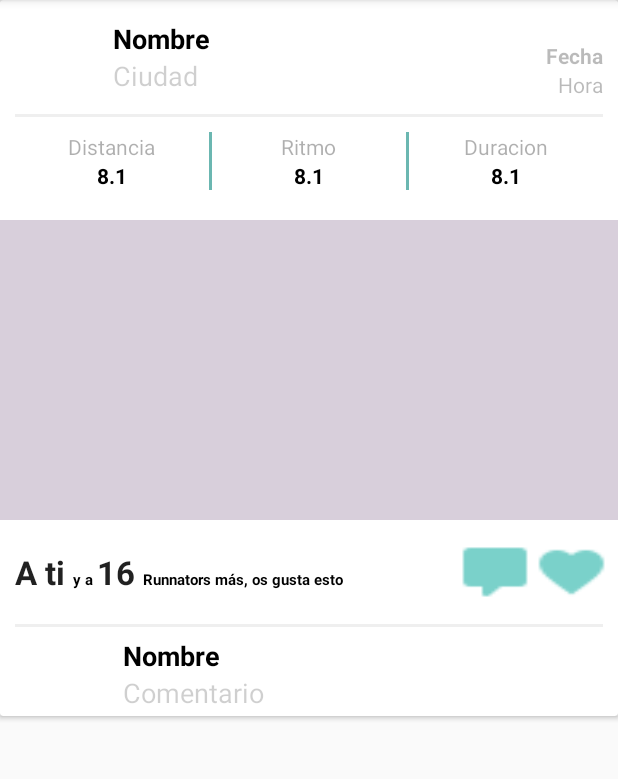
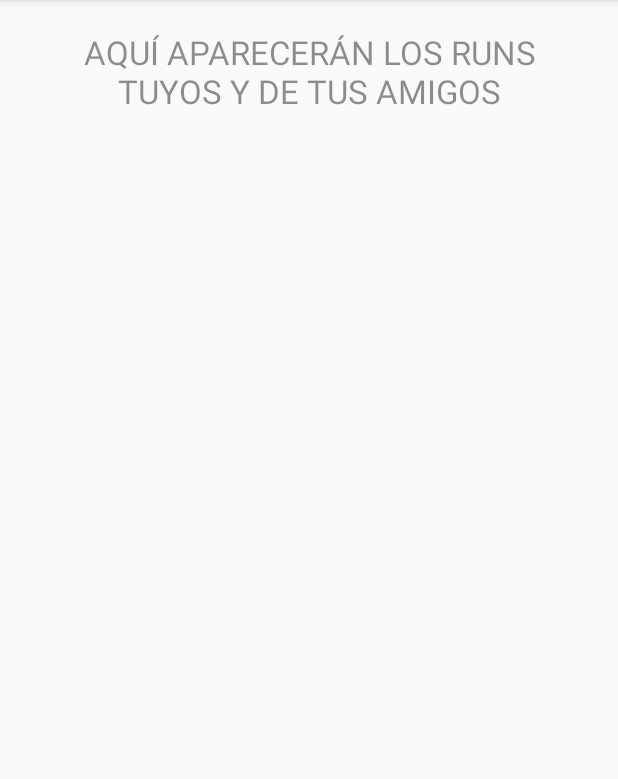
Before and after one commit to minuf/job-interview, an Android app: the screen it shows after launch (MainActivity), on a phone screen of 412 x 824 dp, the part 84-863 px from its top. Run offline under Robolectric (Android 15) with nearby library versions, the phone set to English and light mode, and no system bars; our stand-ins replace Volley.

Commit message:
added services, adapter in working and map..

```diff
--- a/app/build.gradle
+++ b/app/build.gradle
@@ -29,4 +29,6 @@ dependencies {
     compile 'com.android.support:palette-v7:23.2.1'
     //import volley library for http requests
     compile 'com.mcxiaoke.volley:library-aar:1.0.+'
+    //Picasso library for load images easy
+    compile 'com.squareup.picasso:picasso:2.5.2'
 }
--- a/app/src/main/AndroidManifest.xml
+++ b/app/src/main/AndroidManifest.xml
@@ -18,6 +18,10 @@
                 <category android:name="android.intent.category.LAUNCHER" />
             </intent-filter>
         </activity>
+
+        <service
+            android:name=".services.ConnectionService"
+            android:exported="false"></service>
     </application>
 
 </manifest>
--- a/app/src/main/java/com/example/jorge/job_interview/MainActivity.java
+++ b/app/src/main/java/com/example/jorge/job_interview/MainActivity.java
@@ -1,7 +1,15 @@
 package com.example.jorge.job_interview;
 
+import android.content.BroadcastReceiver;
+import android.content.Context;
+import android.content.Intent;
+import android.content.IntentFilter;
 import android.support.v7.app.AppCompatActivity;
 import android.os.Bundle;
+import android.support.v7.widget.DefaultItemAnimator;
+import android.support.v7.widget.LinearLayoutManager;
+import android.support.v7.widget.RecyclerView;
+import android.widget.Toast;
 
 import com.android.volley.Request;
 import com.android.volley.Response;
@@ -9,38 +17,67 @@ import com.android.volley.VolleyError;
 import com.android.volley.toolbox.StringRequest;
 import com.android.volley.toolbox.Volley;
 import com.example.jorge.job_interview.classes.MySingletonVolley;
+import com.example.jorge.job_interview.classes.Run;
+import com.example.jorge.job_interview.classes.Runner;
+import com.example.jorge.job_interview.interfaces.OnTaskCompletedGeneric;
+import com.example.jorge.job_interview.services.ConnectionService;
+import com.example.jorge.job_interview.ui.adapters.DefaultEmptyAdapter;
+import com.example.jorge.job_interview.ui.adapters.RunsListAdapter;
 
-public class MainActivity extends AppCompatActivity {
+import java.util.ArrayList;
 
+public class MainActivity extends AppCompatActivity{
+    ProgressReceiver rcv;
+    RecyclerView rvRunCards;
+    private String[] myDataset = new String[]{"AQUÍ APARECERÁN LOS RUNS TUYOS Y DE TUS AMIGOS"};
     @Override
     protected void onCreate(Bundle savedInstanceState) {
         super.onCreate(savedInstanceState);
         setContentView(R.layout.activity_main);
 
-        String url = "http://httpbin.org/html";
+        rvRunCards = (RecyclerView)findViewById(R.id.runList);
+        rvRunCards.setHasFixedSize(true);
+        rvRunCards.setLayoutManager(new LinearLayoutManager(this, LinearLayoutManager.VERTICAL, false));
+        rvRunCards.setAdapter(new DefaultEmptyAdapter(myDataset));
+        rvRunCards.setItemAnimator(new DefaultItemAnimator());
+/*
+        Intent msgIntent = new Intent(MainActivity.this, ConnectionService.class);
+        msgIntent.setAction(ConnectionService.ACTION_END);
+        startService(msgIntent);
+*/
+        //call service to start from himself, this is an IntentService that's stop automatic from himself too.
+        ConnectionService.startActionGetRuns(this);
 
-// Request a string response
-        StringRequest stringRequest = new StringRequest(Request.Method.GET, url,
-                new Response.Listener<String>() {
-                    @Override
-                    public void onResponse(String response) {
+        IntentFilter filter = new IntentFilter();
+        filter.addAction(ConnectionService.ACTION_GET_RUNS);
+        filter.addAction(ConnectionService.ACTION_ANY_NEW);
+        filter.addAction(ConnectionService.ACTION_END);
+        rcv = new ProgressReceiver();
+        registerReceiver(rcv, filter);
+    }
 
-                        // Result handling
-                        System.out.println(response);
+    @Override
+    protected void onStop() {
+        unregisterReceiver(rcv);
+        super.onStop();
+    }
 
-                    }
-                }, new Response.ErrorListener() {
-            @Override
-            public void onErrorResponse(VolleyError error) {
+    class ProgressReceiver extends BroadcastReceiver {
 
-                // Error handling
-                System.out.println("Something went wrong!");
-                error.printStackTrace();
+        @Override
+        public void onReceive(Context context, Intent intent) {
+            if(intent.getAction().equals(ConnectionService.ACTION_ANY_NEW)) {
+            }
+            else if(intent.getAction().equals(ConnectionService.ACTION_END)) {
+                ArrayList<Runner> runnerList = (ArrayList<Runner>) intent.getSerializableExtra("RUNNERS");
+                ArrayList<Run> runList = (ArrayList<Run>) intent.getSerializableExtra("RUNS");
+
+                if (runnerList != null && runList != null) {
+                    RunsListAdapter runsAdapter = new RunsListAdapter(runnerList, runList);
+                    rvRunCards.setAdapter(runsAdapter);
+                }
 
             }
-        });
-
-// Add the request to the queue
-        MySingletonVolley.getInstance(this).addToRequestQueue(stringRequest);
+        }
     }
 }
--- /dev/null
+++ b/app/src/main/java/com/example/jorge/job_interview/ui/adapters/DefaultEmptyAdapter.java
@@ -0,0 +1,63 @@
+package com.example.jorge.job_interview.ui.adapters;
+
+import android.support.v7.widget.RecyclerView;
+import android.view.LayoutInflater;
+import android.view.View;
+import android.view.ViewGroup;
+import android.widget.TextView;
+
+import com.example.jorge.job_interview.R;
+
+/**
+ * Created by jorge on 22/04/16.
+ */
+public class DefaultEmptyAdapter extends RecyclerView.Adapter<DefaultEmptyAdapter.DefaultViewHolder> {
+    private String[] mDataset;
+
+    /**
+     * CUSTOM Default Adapter, setted to recyclerview in oncreateview method,
+     * for solve issue with recycler view
+     * EXCEPTION: 'no adapter attached, skipping layout',
+     * that breaks app main thread on some devices
+     */
+    public DefaultEmptyAdapter(String[] myDataset) {
+        mDataset = myDataset;
+    }
+
+    @Override
+    public DefaultViewHolder onCreateViewHolder(ViewGroup parent, int viewType) {
+        View v = LayoutInflater.from(parent.getContext()).inflate(R.layout.item_empty, parent, false);
+        DefaultViewHolder vh = new DefaultViewHolder(v);
+        return vh;
+    }
+
+    @Override
+    public void onBindViewHolder(DefaultViewHolder holder, int position) {
+        holder.bindItem(mDataset[position]);
+    }
+
+    @Override
+    public int getItemCount() {
+        return mDataset.length;
+    }
+
+    public class DefaultViewHolder extends RecyclerView.ViewHolder {
+
+        TextView textView;
+
+        public DefaultViewHolder(View itemView) {
+            super(itemView);
+            textView = (TextView) itemView.findViewById(R.id.tv_default_adapter);
+        }
+        public void bindItem(String msg){
+            textView.setText(msg+"");
+        }
+    }
+
+    /**
+     public class ViewHolder extends RecyclerView.ViewHolder {
+     public ViewHolder(View v) {
+     super(v);
+     }
+     }*/
+}
--- a/app/src/main/res/layout/activity_main.xml
+++ b/app/src/main/res/layout/activity_main.xml
@@ -8,12 +8,15 @@
     tools:context="com.example.jorge.job_interview.MainActivity">
 
     <android.support.design.widget.AppBarLayout
-        android:id="@+id/appbar_register"
+        android:id="@+id/main_appbar"
         android:layout_width="match_parent"
         android:layout_height="wrap_content"
         android:theme="@style/AppTheme.NoActionBar.AppBarOverlay">
     </android.support.design.widget.AppBarLayout>
 
-    <include layout="@layout/run_item"></include>
+    <android.support.v7.widget.RecyclerView
+        android:id="@+id/runList"
+        android:layout_width="match_parent"
+        android:layout_height="match_parent" />
 
 </android.support.design.widget.CoordinatorLayout>
--- /dev/null
+++ b/app/src/main/res/layout/item_empty.xml
@@ -0,0 +1,16 @@
+<?xml version="1.0" encoding="utf-8"?>
+<LinearLayout xmlns:android="http://schemas.android.com/apk/res/android"
+    android:orientation="vertical" android:layout_width="match_parent"
+    android:layout_height="match_parent">
+
+    <TextView
+        android:id="@+id/tv_default_adapter"
+        android:layout_width="match_parent"
+        android:layout_height="wrap_content"
+        android:padding="20dp"
+        android:text="NO HAS REALIZADO NINGUNA RESRVA AUN"
+        android:textAlignment="center"
+        android:textAppearance="?android:attr/textAppearanceLarge"
+        android:textColor="#70000000"/>
+
+</LinearLayout>
```
Also changed, not shown: app/src/main/java/com/example/jorge/job_interview/classes/Comment.java (added, +18 -0 lines), app/src/main/java/com/example/jorge/job_interview/classes/Run.java (+75 -1 lines), app/src/main/java/com/example/jorge/job_interview/classes/Runner.java (added, +31 -0 lines), app/src/main/java/com/example/jorge/job_interview/classes/User.java (deleted, +0 -7 lines), app/src/main/java/com/example/jorge/job_interview/interfaces/OnTaskCompletedGeneric.java (added, +8 -0 lines), app/src/main/java/com/example/jorge/job_interview/services/ConnectionService.java (added, +200 -0 lines), app/src/main/java/com/example/jorge/job_interview/ui/adapters/RunsListAdapter.java (added, +119 -0 lines), app/src/main/res/layout/item_run.xml (renamed from app/src/main/res/layout/run_item.xml, +26 -10 lines).
